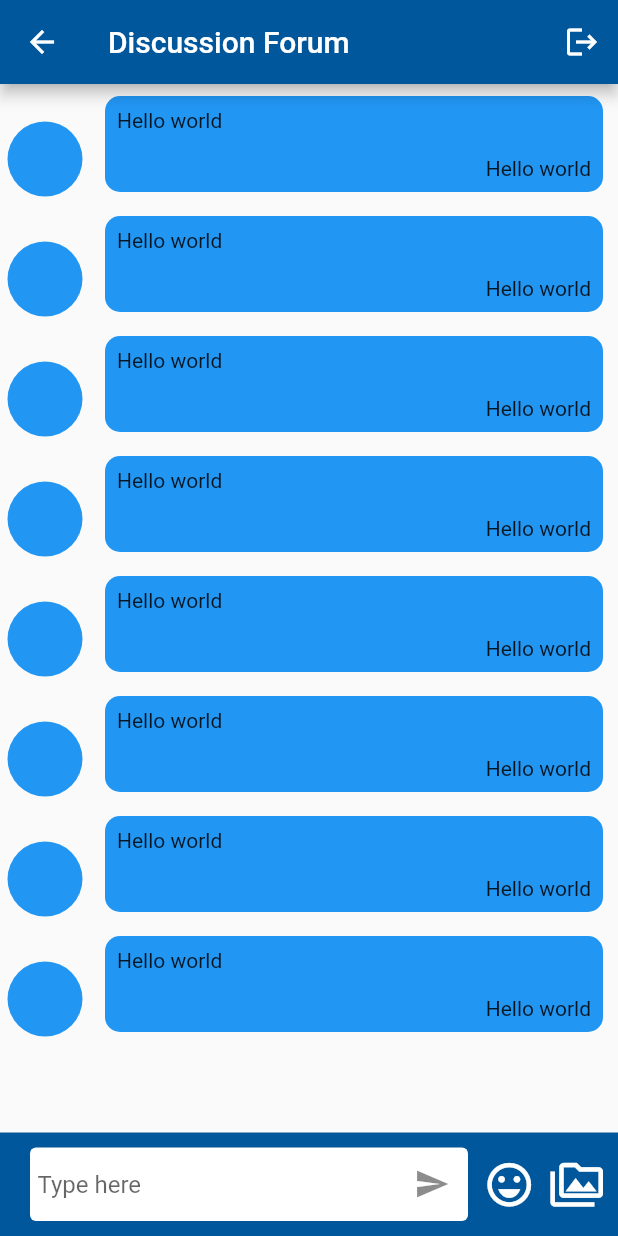
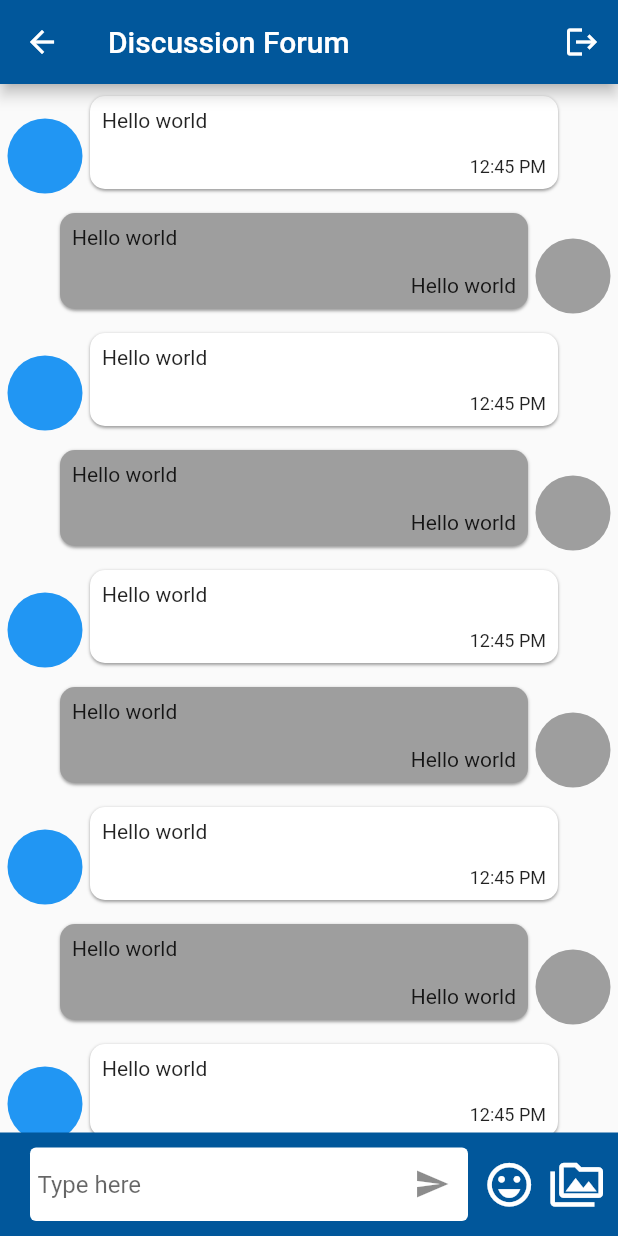
Before and after one commit to praveen1082/collegeapp, a Flutter app: the ContainerPage screen opened directly, after a tap on "Discussion", on a phone screen of 412 x 824 dp. Run offline on Flutter 3.47's test engine with Material 2 defaults, Android fonts, the light colour scheme and no system bars; our stand-ins replace flutter_image_slideshow; network calls fail.

Commit message:
working on discussion page completed UI Part

```diff
--- a/lib/UI/pages/home.dart
+++ b/lib/UI/pages/home.dart
@@ -253,15 +253,19 @@ class Home extends StatelessWidget {
                         mainAxisAlignment: MainAxisAlignment.center,
                         children: [
                           Expanded(
-                            flex: 3,
+                            flex: 2,
                             child: Row(
                               mainAxisAlignment: MainAxisAlignment.center,
                               children: [
                                 Expanded(
+                                  child: Padding(
+                                    padding: const EdgeInsets.symmetric(
+                                        horizontal: 8.0, vertical: 2.0),
                                     child: Image.network(
                                       'https://icons.iconarchive.com/icons/grafikartes/flat-retro-modern/512/messages-icon.png',
                                       //height: 120.0,
                                       fit: BoxFit.fill,
+                                    ),
                                   ),
                                 ),
                               ],
@@ -313,15 +317,19 @@ class Home extends StatelessWidget {
                         mainAxisAlignment: MainAxisAlignment.center,
                         children: [
                           Expanded(
-                            flex: 3,
+                            flex: 2,
                             child: Row(
                               mainAxisAlignment: MainAxisAlignment.center,
                               children: [
                                 Expanded(
+                                  child: Padding(
+                                    padding: const EdgeInsets.symmetric(
+                                        horizontal: 8.0, vertical: 2.0),
                                     child: Image.network(
                                       'http://zucmanlab.com/wp-content/uploads/2018/11/download-1915753_960_720.png',
                                       height: 120.0,
                                       fit: BoxFit.fill,
+                                    ),
                                   ),
                                 ),
                               ],
@@ -382,10 +390,14 @@ class Home extends StatelessWidget {
                               mainAxisAlignment: MainAxisAlignment.center,
                               children: [
                                 Expanded(
+                                  child: Padding(
+                                    padding: const EdgeInsets.symmetric(
+                                        horizontal: 8.0, vertical: 2.0),
                                     child: Image.network(
                                       'https://icons-for-free.com/iconfiles/png/512/calendar-131964752454737242.png',
                                       //height: 120.0,
                                       fit: BoxFit.fill,
+                                    ),
                                   ),
                                 ),
                               ],
@@ -441,10 +453,14 @@ class Home extends StatelessWidget {
                               mainAxisAlignment: MainAxisAlignment.center,
                               children: [
                                 Expanded(
+                                  child: Padding(
+                                    padding: const EdgeInsets.symmetric(
+                                        horizontal: 8.0, vertical: 2.0),
                                     child: Image.network(
                                       'https://cdn4.iconfinder.com/data/icons/got-an-idea/128/discussion-512.png',
                                       //height: 120.0,
                                       fit: BoxFit.fill,
+                                    ),
                                   ),
                                 ),
                               ],
@@ -527,6 +543,8 @@ class Home extends StatelessWidget {
                                   height: 5.0,
                                 ),
                                 Row(
+                                  mainAxisAlignment: MainAxisAlignment.end,
+                                  crossAxisAlignment: CrossAxisAlignment.start,
                                   children: const [
                                     Expanded(
                                       child: Text(
@@ -539,7 +557,7 @@ class Home extends StatelessWidget {
                                   ],
                                 ),
                                 const SizedBox(
-                                  height: 15.0,
+                                  height: 10.0,
                                 ),
                                 Row(
                                   children: const [
--- a/lib/UI/widgets/messagedisplaywidget.dart
+++ b/lib/UI/widgets/messagedisplaywidget.dart
@@ -3,7 +3,7 @@ import 'package:kcmitapp/UI/widgets/messagesenderwidget.dart';
 
 class MessageDisplay extends StatelessWidget {
   final sending;
-  MessageDisplay({Key? key, this.sending = false}) : super(key: key);
+  MessageDisplay({Key? key, this.sending = true}) : super(key: key);
 
   @override
   Widget build(BuildContext context) {
@@ -38,11 +38,17 @@ class MessageDisplay extends StatelessWidget {
                   ),
                   Expanded(
                     child: Padding(
-                      padding: const EdgeInsets.symmetric(
-                          vertical: 8.0, horizontal: 10.0),
+                      padding:
+                          const EdgeInsets.only(top: 8, bottom: 8, right: 40),
                       child: Container(
                         decoration: BoxDecoration(
-                            color: Colors.blue,
+                            color: Colors.white,
+                            boxShadow: [
+                              BoxShadow(
+                                  blurRadius: 1.0,
+                                  offset: Offset(0.0, 1.0),
+                                  color: Colors.grey)
+                            ],
                             borderRadius:
                                 BorderRadius.all(Radius.circular(10.0))),
                         child: Column(
@@ -62,7 +68,10 @@ class MessageDisplay extends StatelessWidget {
                               children: [
                                 Padding(
                                   padding: const EdgeInsets.all(8.0),
-                                  child: Text("Hello world"),
+                                  child: Text(
+                                    "12:45 PM",
+                                    style: TextStyle(fontSize: 12),
+                                  ),
                                 )
                               ],
                             )
@@ -78,21 +87,19 @@ class MessageDisplay extends StatelessWidget {
                       mainAxisAlignment: MainAxisAlignment.end,
                       crossAxisAlignment: CrossAxisAlignment.end,
                       children: [
-                        const Padding(
-                          padding: EdgeInsets.all(5.0),
-                          child: CircleAvatar(
-                            //radius: 20.0,
-                            maxRadius: 25.0,
-                            backgroundColor: Colors.grey,
-                          ),
-                        ),
                         Expanded(
                           child: Padding(
-                            padding: const EdgeInsets.symmetric(
-                                vertical: 8.0, horizontal: 10.0),
+                            padding: const EdgeInsets.only(
+                                top: 8, bottom: 8, left: 40),
                             child: Container(
                               decoration: BoxDecoration(
-                                  color: Colors.blue,
+                                  boxShadow: [
+                                    BoxShadow(
+                                        blurRadius: 1.0,
+                                        offset: Offset(0.0, 1.0),
+                                        color: Colors.grey)
+                                  ],
+                                  color: Colors.grey,
                                   borderRadius:
                                       BorderRadius.all(Radius.circular(10.0))),
                               child: Column(
@@ -121,6 +128,14 @@ class MessageDisplay extends StatelessWidget {
                             ),
                           ),
                         ),
+                        const Padding(
+                          padding: EdgeInsets.all(5.0),
+                          child: CircleAvatar(
+                            //radius: 20.0,
+                            maxRadius: 25.0,
+                            backgroundColor: Colors.grey,
+                          ),
+                        ),
                       ],
                     )
                   : Container(),
```
Lines whose indentation alone changed are shown as unchanged.
